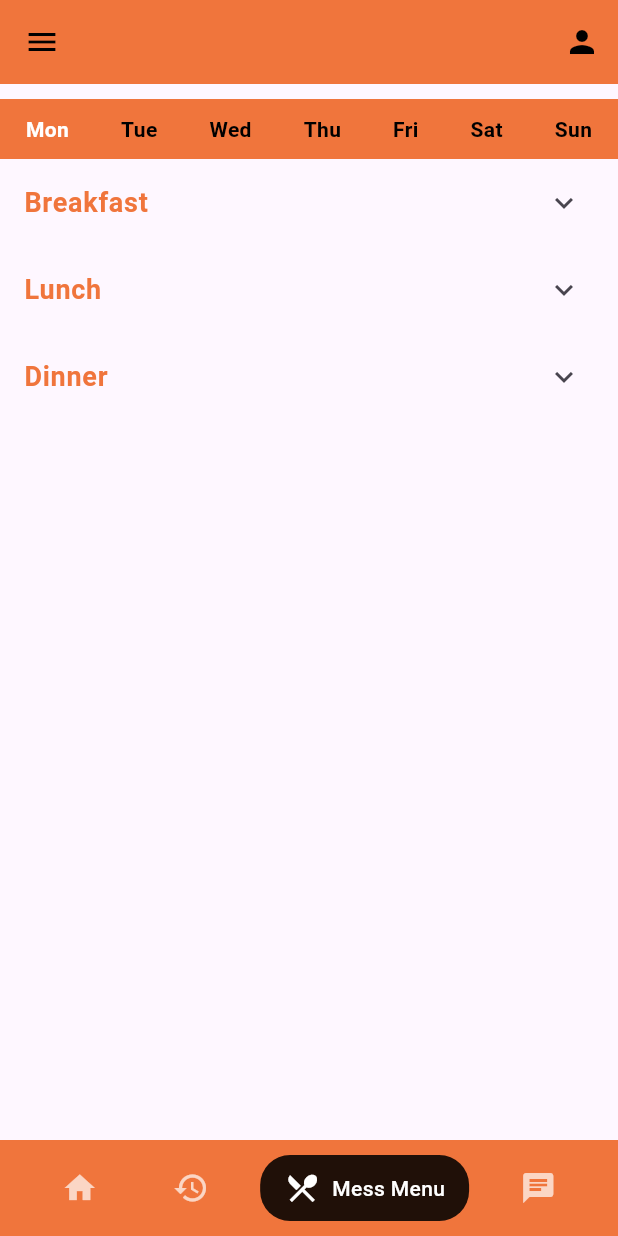
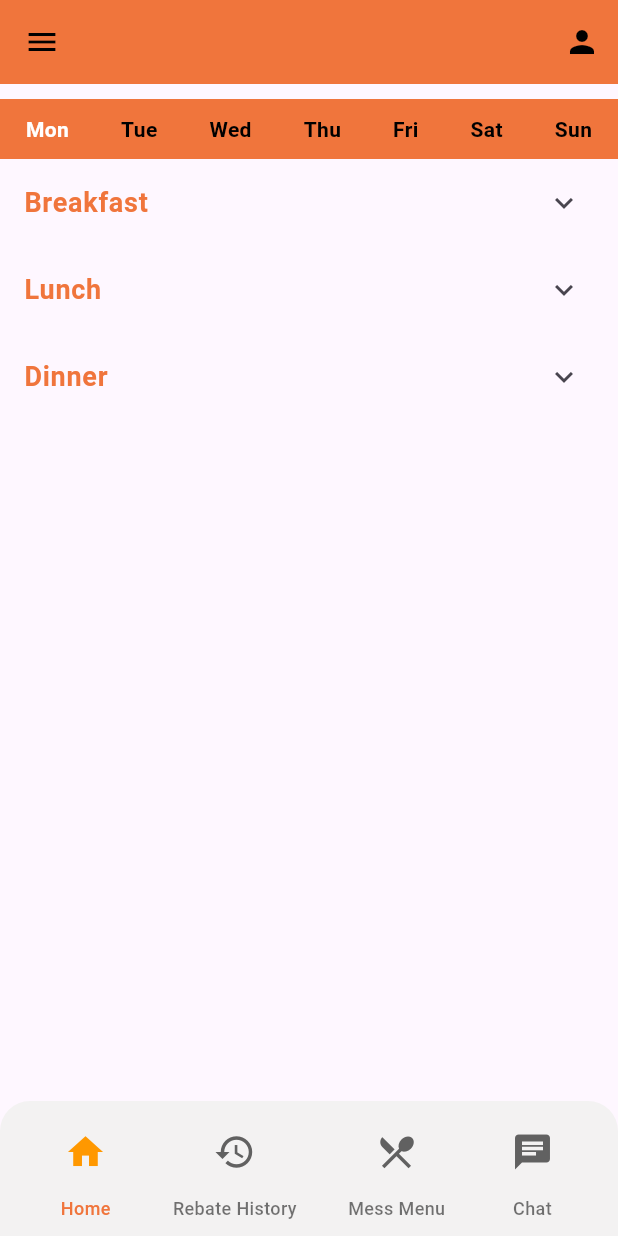
Before and after one commit to tarushi2309/MessEase, a Flutter app: the MessMenuScreen screen opened directly, on a phone screen of 412 x 824 dp. Run offline on Flutter 3.47's test engine with Material 3 defaults, Android fonts, the phone set to English and light mode, and no system bars; our stand-ins replace cloud_firestore, firebase_auth, firebase_core, flutter_svg, image_picker; accounts and stored records are empty.

Commit message:
Update footer.dart

```diff
--- a/flutter_application_1/lib/components/footer.dart
+++ b/flutter_application_1/lib/components/footer.dart
@@ -1,71 +1,72 @@
 import 'package:flutter/material.dart';
+import '../pages/home.dart';
+import '../pages/messmenu.dart';
+import '../pages/rebate_history.dart';
+import '../pages/chat.dart';
 
-class CustomNavigationBar extends StatelessWidget {
-  final int selectedIndex;
 
-  const CustomNavigationBar({super.key, required this.selectedIndex});
+class CustomNavigationBar extends StatefulWidget {
+  @override
+  _CustomNavigationBarState createState() => _CustomNavigationBarState();
+}
 
-  void _onItemTapped(BuildContext context, int index) {
-    if (index == selectedIndex) return; // Prevent reloading the same page
+class _CustomNavigationBarState extends State<CustomNavigationBar> {
+  int _selectedIndex = 0;
 
-    switch (index) {
-      case 0:
-        Navigator.pushReplacementNamed(context, '/home');
-        break;
-      case 1:
-        Navigator.pushReplacementNamed(context, '/rebate-history');
-        break;
-      case 2:
-        Navigator.pushReplacementNamed(context, '/mess-menu');
-        break;
-      case 3:
-        Navigator.pushReplacementNamed(context, '/chat');
-        break;
-    }
+  final List<Map<String, dynamic>> _navItems = [
+    {'icon': Icons.home, 'label': 'Home', 'route': HomeScreen()},
+    {'icon': Icons.history, 'label': 'Rebate History', 'route': RebateHistoryScreen()},
+    {'icon': Icons.restaurant_menu, 'label': 'Mess Menu', 'route': MessMenuScreen()},
+    {'icon': Icons.chat, 'label': 'Chat', 'route': ChatScreen()},
+  ];
+
+  void _onItemTapped(int index) {
+    setState(() {
+      _selectedIndex = index;
+    });
+
+    // Navigate to the respective screen
+    Navigator.push(
+      context,
+      MaterialPageRoute(builder: (context) => _navItems[index]['route']),
+    );
   }
 
   @override
   Widget build(BuildContext context) {
-    final List<Map<String, dynamic>> navItems = [
-      {'icon': Icons.home, 'label': 'Home'},
-      {'icon': Icons.history, 'label': 'Rebate History'},
-      {'icon': Icons.restaurant_menu, 'label': 'Mess Menu'},
-      {'icon': Icons.chat, 'label': 'Chat'},
-    ];
-
     return Container(
       padding: EdgeInsets.symmetric(vertical: 10, horizontal: 16),
-      color: Color(0xFFF0753C),
+      decoration: BoxDecoration(
+        color: const Color.fromARGB(255, 243, 242, 242), // Background color
+        borderRadius: BorderRadius.only(
+          topLeft: Radius.circular(20),
+          topRight: Radius.circular(20),
+        ),
+      ),
       child: Row(
         mainAxisAlignment: MainAxisAlignment.spaceAround,
         children: List.generate(
-          navItems.length,
+          _navItems.length,
               (index) => GestureDetector(
-            onTap: () => _onItemTapped(context, index),
-            child: AnimatedContainer(
-              duration: Duration(milliseconds: 300),
-              padding: EdgeInsets.symmetric(vertical: 10, horizontal: 16),
-              decoration: BoxDecoration(
-                color: index == selectedIndex ? Colors.black87 : Colors.transparent,
-                borderRadius: BorderRadius.circular(20),
+            onTap: () => _onItemTapped(index),
+            child: Column(
+              mainAxisSize: MainAxisSize.min,
+              children: [
+                IconButton(
+                  onPressed: () => _onItemTapped(index),
+                  icon: Icon(
+                    _navItems[index]['icon'],
+                    color: index == _selectedIndex ? Colors.orange : Colors.grey[700],
+                    size: 28,
                   ),
-              child: Row(
-                children: [
-                  Icon(
-                    navItems[index]['icon'],
-                    color: index == selectedIndex ? Colors.white : Colors.white70,
-                    size: 24,
                 ),
-                  if (index == selectedIndex)
-                    Padding(
-                      padding: EdgeInsets.only(left: 8),
-                      child: Text(
-                        navItems[index]['label'],
+                SizedBox(height: 5), // Spacing between icon and text
+                Text(
+                  _navItems[index]['label'],
                   style: TextStyle(
-                          color: Colors.white,
-                          fontSize: 14,
+                    color: index == _selectedIndex ? Color(0xFFF0753C) : Colors.black54,
+                    fontSize: 12,
                     fontWeight: FontWeight.w500,
-                        ),
                   ),
                 ),
               ],
@@ -73,7 +74,6 @@ class CustomNavigationBar extends StatelessWidget {
           ),
         ),
       ),
-      ),
     );
   }
 }
```
Lines whose indentation alone changed are shown as unchanged.
